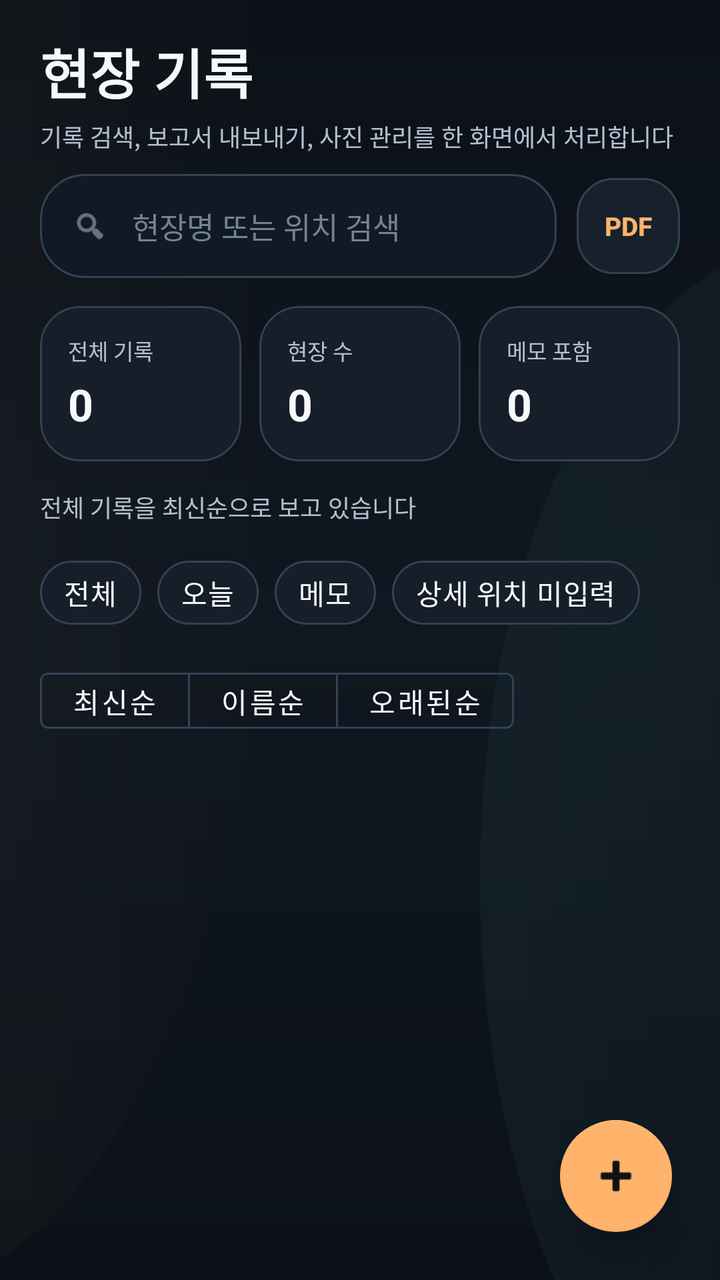
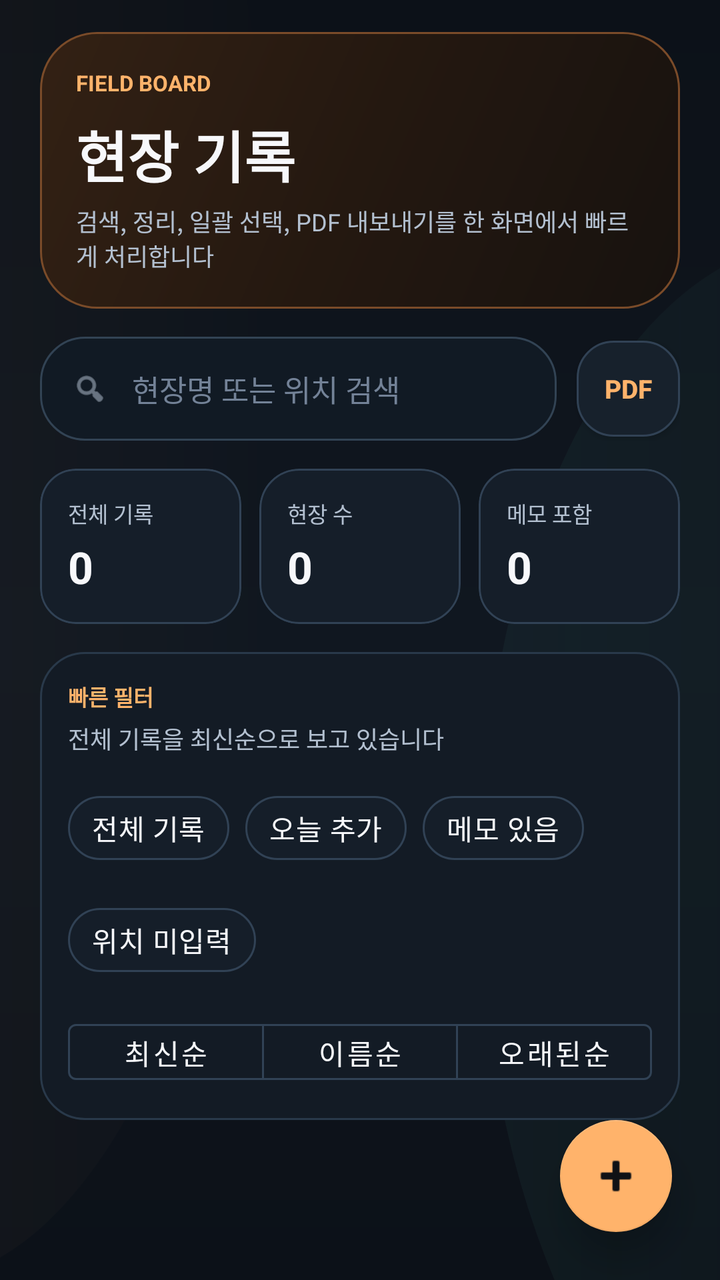

Before-and-after screenshots of an Android layout around one commit, followed by the original layout XML and the change that was made.
<!-- AndroidManifest.xml: application theme Theme.Siteboard -->
<!-- res/layout/fragment_home.xml -->
<?xml version="1.0" encoding="utf-8"?>
<androidx.constraintlayout.widget.ConstraintLayout
    xmlns:android="http://schemas.android.com/apk/res/android"
    xmlns:app="http://schemas.android.com/apk/res-auto"
    android:layout_width="match_parent"
    android:layout_height="match_parent"
    android:background="@drawable/bg_app_canvas">

    
    <LinearLayout
        android:id="@+id/layoutTop"
        android:layout_width="match_parent"
        android:layout_height="wrap_content"
        android:orientation="vertical"
        android:paddingHorizontal="20dp"
        android:paddingTop="16dp"
        android:paddingBottom="12dp"
        app:layout_constraintTop_toTopOf="parent">

        <LinearLayout
            android:layout_width="match_parent"
            android:layout_height="wrap_content"
            android:orientation="vertical"
            android:layout_marginBottom="10dp">

            <TextView
                android:layout_width="wrap_content"
                android:layout_height="wrap_content"
                android:text="현장 기록"
                android:textSize="27sp"
                android:textColor="@color/text_primary"
                android:textStyle="bold" />

            <TextView
                android:id="@+id/tvTitle"
                android:layout_width="wrap_content"
                android:layout_height="wrap_content"
                android:text="기록 검색, 보고서 내보내기, 사진 관리를 한 화면에서 처리합니다"
                android:textSize="12sp"
                android:textColor="@color/text_secondary"
                android:layout_marginTop="4dp" />
        </LinearLayout>

        <LinearLayout
            android:layout_width="match_parent"
            android:layout_height="wrap_content"
            android:orientation="horizontal"
            android:gravity="center_vertical">

            <LinearLayout
                android:layout_width="0dp"
                android:layout_height="wrap_content"
                android:layout_weight="1"
                android:orientation="horizontal"
                android:gravity="center_vertical"
                android:background="@drawable/bg_search_field_modern"
                android:paddingHorizontal="16dp"
                android:paddingVertical="2dp"
                android:layout_marginEnd="10dp">

                <ImageView
                    android:layout_width="18dp"
                    android:layout_height="18dp"
                    android:src="@android:drawable/ic_menu_search"
                    android:alpha="0.9"
                    app:tint="@color/text_secondary" />

                <EditText
                    android:id="@+id/etSearch"
                    android:layout_width="0dp"
                    android:layout_height="48dp"
                    android:layout_weight="1"
                    android:background="@null"
                    android:hint="현장명 또는 위치 검색"
                    android:textColor="@color/text_primary"
                    android:textColorHint="@color/text_tertiary"
                    android:textSize="15sp"
                    android:paddingHorizontal="12dp" />

                <ImageButton
                    android:id="@+id/btnClearSearch"
                    android:layout_width="36dp"
                    android:layout_height="36dp"
                    android:background="?attr/selectableItemBackgroundBorderless"
                    android:contentDescription="검색어 지우기"
                    android:padding="8dp"
                    android:src="@drawable/ic_clear_text"
                    android:visibility="gone"
                    app:tint="@color/text_tertiary" />
            </LinearLayout>

            <androidx.appcompat.widget.AppCompatButton
                android:id="@+id/btnExportPdf"
                android:layout_width="wrap_content"
                android:layout_height="48dp"
                android:background="@drawable/bg_secondary_button"
                android:minWidth="0dp"
                android:paddingHorizontal="14dp"
                android:text="PDF"
                android:textAllCaps="false"
                android:textColor="@color/orange_primary"
                android:textSize="13sp"
                android:textStyle="bold" />
        </LinearLayout>

        <LinearLayout
            android:layout_width="match_parent"
            android:layout_height="wrap_content"
            android:layout_marginTop="14dp"
            android:orientation="horizontal">

            <com.google.android.material.card.MaterialCardView
                android:layout_width="0dp"
                android:layout_height="wrap_content"
                android:layout_weight="1"
                android:layout_marginEnd="6dp"
                app:cardBackgroundColor="@color/surface_dark"
                app:cardCornerRadius="20dp"
                app:cardElevation="0dp"
                app:strokeColor="@color/stroke_subtle"
                app:strokeWidth="1dp">

                <LinearLayout
                    android:layout_width="match_parent"
                    android:layout_height="wrap_content"
                    android:orientation="vertical"
                    android:padding="14dp">

                    <TextView
                        android:layout_width="wrap_content"
                        android:layout_height="wrap_content"
                        android:text="전체 기록"
                        android:textColor="@color/text_secondary"
                        android:textSize="11sp" />

                    <TextView
                        android:id="@+id/tvTotalCount"
                        android:layout_width="wrap_content"
                        android:layout_height="wrap_content"
                        android:layout_marginTop="4dp"
                        android:text="0"
                        android:textColor="@color/text_primary"
                        android:textSize="22sp"
                        android:textStyle="bold" />
                </LinearLayout>
            </com.google.android.material.card.MaterialCardView>

            <com.google.android.material.card.MaterialCardView
                android:layout_width="0dp"
                android:layout_height="wrap_content"
                android:layout_weight="1"
                android:layout_marginHorizontal="3dp"
                app:cardBackgroundColor="@color/surface_dark"
                app:cardCornerRadius="20dp"
                app:cardElevation="0dp"
                app:strokeColor="@color/stroke_subtle"
                app:strokeWidth="1dp">

                <LinearLayout
                    android:layout_width="match_parent"
                    android:layout_height="wrap_content"
                    android:orientation="vertical"
                    android:padding="14dp">

                    <TextView
                        android:layout_width="wrap_content"
                        android:layout_height="wrap_content"
                        android:text="현장 수"
                        android:textColor="@color/text_secondary"
                        android:textSize="11sp" />

                    <TextView
                        android:id="@+id/tvProjectCount"
                        android:layout_width="wrap_content"
                        android:layout_height="wrap_content"
                        android:layout_marginTop="4dp"
                        android:text="0"
                        android:textColor="@color/text_primary"
                        android:textSize="22sp"
                        android:textStyle="bold" />
                </LinearLayout>
            </com.google.android.material.card.MaterialCardView>

            <com.google.android.material.card.MaterialCardView
                android:layout_width="0dp"
                android:layout_height="wrap_content"
                android:layout_weight="1"
                android:layout_marginStart="6dp"
                app:cardBackgroundColor="@color/surface_dark"
                app:cardCornerRadius="20dp"
                app:cardElevation="0dp"
                app:strokeColor="@color/stroke_subtle"
                app:strokeWidth="1dp">

                <LinearLayout
                    android:layout_width="match_parent"
                    android:layout_height="wrap_content"
                    android:orientation="vertical"
                    android:padding="14dp">

                    <TextView
                        android:layout_width="wrap_content"
                        android:layout_height="wrap_content"
                        android:text="메모 포함"
                        android:textColor="@color/text_secondary"
                        android:textSize="11sp" />

                    <TextView
                        android:id="@+id/tvMemoCount"
                        android:layout_width="wrap_content"
                        android:layout_height="wrap_content"
                        android:layout_marginTop="4dp"
                        android:text="0"
                        android:textColor="@color/text_primary"
                        android:textSize="22sp"
                        android:textStyle="bold" />
                </LinearLayout>
            </com.google.android.material.card.MaterialCardView>
        </LinearLayout>

        <TextView
            android:id="@+id/tvResultSummary"
            android:layout_width="match_parent"
            android:layout_height="wrap_content"
            android:layout_marginTop="14dp"
            android:text="전체 기록을 최신순으로 보고 있습니다"
            android:textColor="@color/text_secondary"
            android:textSize="12sp" />

        <HorizontalScrollView
            android:layout_width="match_parent"
            android:layout_height="wrap_content"
            android:layout_marginTop="10dp"
            android:scrollbars="none">

            <LinearLayout
                android:layout_width="wrap_content"
                android:layout_height="wrap_content"
                android:orientation="horizontal">

                <com.google.android.material.chip.Chip
                    android:id="@+id/chipFilterAll"
                    style="@style/Widget.MaterialComponents.Chip.Choice"
                    android:layout_width="wrap_content"
                    android:layout_height="wrap_content"
                    android:text="전체"
                    android:checked="true"
                    app:chipBackgroundColor="@color/surface_dark"
                    app:chipStrokeColor="@color/stroke_subtle"
                    app:chipStrokeWidth="1dp"
                    app:checkedIconVisible="false"
                    android:textColor="@color/text_primary" />

                <com.google.android.material.chip.Chip
                    android:id="@+id/chipFilterToday"
                    style="@style/Widget.MaterialComponents.Chip.Choice"
                    android:layout_width="wrap_content"
                    android:layout_height="wrap_content"
                    android:layout_marginStart="8dp"
                    android:text="오늘"
                    app:chipBackgroundColor="@color/surface_dark"
                    app:chipStrokeColor="@color/stroke_subtle"
                    app:chipStrokeWidth="1dp"
                    app:checkedIconVisible="false"
                    android:textColor="@color/text_primary" />

                <com.google.android.material.chip.Chip
                    android:id="@+id/chipFilterMemo"
                    style="@style/Widget.MaterialComponents.Chip.Choice"
                    android:layout_width="wrap_content"
                    android:layout_height="wrap_content"
                    android:layout_marginStart="8dp"
                    android:text="메모"
                    app:chipBackgroundColor="@color/surface_dark"
                    app:chipStrokeColor="@color/stroke_subtle"
                    app:chipStrokeWidth="1dp"
                    app:checkedIconVisible="false"
                    android:textColor="@color/text_primary" />

                <com.google.android.material.chip.Chip
                    android:id="@+id/chipFilterMissingDetail"
                    style="@style/Widget.MaterialComponents.Chip.Choice"
                    android:layout_width="wrap_content"
                    android:layout_height="wrap_content"
                    android:layout_marginStart="8dp"
                    android:text="상세 위치 미입력"
                    app:chipBackgroundColor="@color/surface_dark"
                    app:chipStrokeColor="@color/stroke_subtle"
                    app:chipStrokeWidth="1dp"
                    app:checkedIconVisible="false"
                    android:textColor="@color/text_primary" />
            </LinearLayout>
        </HorizontalScrollView>

        <HorizontalScrollView
            android:layout_width="match_parent"
            android:layout_height="wrap_content"
            android:layout_marginTop="10dp"
            android:scrollbars="none">

            <com.google.android.material.button.MaterialButtonToggleGroup
                android:id="@+id/toggleSort"
                android:layout_width="wrap_content"
                android:layout_height="wrap_content"
                app:singleSelection="true"
                app:selectionRequired="true">

                <com.google.android.material.button.MaterialButton
                    android:id="@+id/btnSortRecent"
                    style="@style/Widget.MaterialComponents.Button.OutlinedButton"
                    android:layout_width="wrap_content"
                    android:layout_height="40dp"
                    android:minWidth="0dp"
                    android:paddingHorizontal="16dp"
                    android:text="최신순"
                    android:textAllCaps="false"
                    android:textColor="@color/text_primary"
                    app:backgroundTint="@android:color/transparent"
                    app:strokeColor="@color/stroke_subtle" />

                <com.google.android.material.button.MaterialButton
                    android:id="@+id/btnSortName"
                    style="@style/Widget.MaterialComponents.Button.OutlinedButton"
                    android:layout_width="wrap_content"
                    android:layout_height="40dp"
                    android:minWidth="0dp"
                    android:paddingHorizontal="16dp"
                    android:text="이름순"
                    android:textAllCaps="false"
                    android:textColor="@color/text_primary"
                    app:backgroundTint="@android:color/transparent"
                    app:strokeColor="@color/stroke_subtle" />

                <com.google.android.material.button.MaterialButton
                    android:id="@+id/btnSortOldest"
                    style="@style/Widget.MaterialComponents.Button.OutlinedButton"
                    android:layout_width="wrap_content"
                    android:layout_height="40dp"
                    android:minWidth="0dp"
                    android:paddingHorizontal="16dp"
                    android:text="오래된순"
                    android:textAllCaps="false"
                    android:textColor="@color/text_primary"
                    app:backgroundTint="@android:color/transparent"
                    app:strokeColor="@color/stroke_subtle" />
            </com.google.android.material.button.MaterialButtonToggleGroup>
        </HorizontalScrollView>
    </LinearLayout>

    
    <LinearLayout
        android:id="@+id/layoutSelectionMode"
        android:layout_width="match_parent"
        android:layout_height="wrap_content"
        android:orientation="horizontal"
        android:layout_marginHorizontal="16dp"
        android:layout_marginTop="10dp"
        android:paddingHorizontal="14dp"
        android:paddingVertical="10dp"
        android:background="@drawable/bg_selection_bar"
        android:elevation="12dp"
        android:gravity="center_vertical"
        android:visibility="gone"
        app:layout_constraintTop_toTopOf="parent">

        <ImageButton
            android:id="@+id/btnCancelSelection"
            android:layout_width="44dp"
            android:layout_height="44dp"
            android:src="@android:drawable/ic_menu_close_clear_cancel"
            android:background="?attr/selectableItemBackgroundBorderless"
            app:tint="#EBEBEB" />

        <TextView
            android:id="@+id/tvSelectedCount"
            android:layout_width="0dp"
            android:layout_weight="1"
            android:layout_height="wrap_content"
            android:text="1개 선택됨"
            android:textSize="17sp"
            android:textStyle="bold"
            android:textColor="@color/text_primary"
            android:layout_marginStart="12dp" />

        <Button
            android:id="@+id/btnSelectAll"
            android:layout_width="wrap_content"
            android:layout_height="36dp"
            android:text="전체"
            android:textColor="@color/text_primary"
            android:textStyle="bold"
            android:backgroundTint="@android:color/transparent"
            app:strokeColor="@color/stroke_subtle"
            app:strokeWidth="1dp"
            app:cornerRadius="12dp"
            android:insetTop="0dp"
            android:insetBottom="0dp"
            android:paddingHorizontal="14dp"
            android:layout_marginEnd="8dp" />

        <Button
            android:id="@+id/btnDeleteSelected"
            android:layout_width="wrap_content"
            android:layout_height="36dp"
            android:text="삭제"
            android:textColor="#E05567"
            android:textStyle="bold"
            android:backgroundTint="@android:color/transparent"
            app:strokeColor="#E05567"
            app:strokeWidth="1dp"
            app:cornerRadius="10dp"
            android:insetTop="0dp"
            android:insetBottom="0dp"
            android:paddingHorizontal="16dp" />
    </LinearLayout>

    
    <androidx.recyclerview.widget.RecyclerView
        android:id="@+id/rvPostList"
        android:layout_width="match_parent"
        android:layout_height="0dp"
        android:clipToPadding="false"
        android:paddingStart="12dp"
        android:paddingEnd="12dp"
        android:paddingTop="4dp"
        android:paddingBottom="112dp"
        app:layout_constraintTop_toBottomOf="@id/layoutTop"
        app:layout_constraintBottom_toBottomOf="parent" />

    
    <LinearLayout
        android:id="@+id/layoutEmpty"
        android:layout_width="0dp"
        android:layout_height="wrap_content"
        android:orientation="vertical"
        android:gravity="center"
        android:background="@drawable/bg_surface_card_soft"
        android:layout_marginHorizontal="24dp"
        android:layout_marginTop="24dp"
        android:paddingHorizontal="26dp"
        android:paddingVertical="26dp"
        android:visibility="gone"
        app:layout_constraintTop_toBottomOf="@id/layoutTop"
        app:layout_constraintBottom_toBottomOf="parent"
        app:layout_constraintStart_toStartOf="parent"
        app:layout_constraintEnd_toEndOf="parent"
        app:layout_constraintVertical_bias="0.35">

        <TextView
            android:layout_width="wrap_content"
            android:layout_height="wrap_content"
            android:text="📷"
            android:textSize="48sp"
            android:layout_marginBottom="14dp" />
        <TextView
            android:layout_width="wrap_content"
            android:layout_height="wrap_content"
            android:text="기록된 사진이 없습니다"
            android:textSize="17sp"
            android:textColor="@color/text_primary"
            android:textStyle="bold" />
        <TextView
            android:layout_width="wrap_content"
            android:layout_height="wrap_content"
            android:text="하단 추가 버튼으로 첫 현장을 기록해 보세요"
            android:textSize="13sp"
            android:textColor="@color/text_tertiary"
            android:layout_marginTop="6dp" />
    </LinearLayout>

    
    <com.google.android.material.floatingactionbutton.FloatingActionButton
        android:id="@+id/btnOpenSub"
        android:layout_width="wrap_content"
        android:layout_height="wrap_content"
        android:layout_margin="24dp"
        android:src="@android:drawable/ic_input_add"
        app:tint="#0F1115"
        app:backgroundTint="@color/orange_primary"
        app:elevation="10dp"
        app:maxImageSize="28dp"
        app:layout_constraintBottom_toBottomOf="parent"
        app:layout_constraintEnd_toEndOf="parent" />

</androidx.constraintlayout.widget.ConstraintLayout>
<!-- resources referenced by this layout -->
<resources>
  <color name="orange_primary">#FFB36B</color>
  <color name="stroke_subtle">#314255</color>
  <color name="surface_dark">#151E29</color>
  <color name="text_primary">#F7F8FB</color>
  <color name="text_secondary">#B3C0D0</color>
  <color name="text_tertiary">#738297</color>
  <!-- drawable bg_app_canvas (drawable) -->
  <?xml version="1.0" encoding="utf-8"?>
  <layer-list xmlns:android="http://schemas.android.com/apk/res/android">
      <item>
          <shape android:shape="rectangle">
              <gradient
                  android:angle="270"
                  android:startColor="#0C1118"
                  android:centerColor="#101720"
                  android:endColor="#0C1118" />
          </shape>
      </item>
      <item android:top="-260dp" android:left="-220dp" android:right="220dp">
          <shape android:shape="oval">
              <gradient
                  android:angle="0"
                  android:startColor="#10FFB36B"
                  android:endColor="#00FFB36B" />
          </shape>
      </item>
      <item android:top="120dp" android:left="240dp" android:right="-220dp" android:bottom="-120dp">
          <shape android:shape="oval">
              <gradient
                  android:angle="0"
                  android:startColor="#0C54D4C4"
                  android:endColor="#0054D4C4" />
          </shape>
      </item>
  </layer-list>
  <!-- drawable bg_search_field_modern (drawable) -->
  <?xml version="1.0" encoding="utf-8"?>
  <shape xmlns:android="http://schemas.android.com/apk/res/android" android:shape="rectangle">
      <solid android:color="#111A24" />
      <corners android:radius="22dp" />
      <stroke
          android:width="1dp"
          android:color="#324354" />
  </shape>
  <!-- drawable bg_secondary_button (drawable) -->
  <?xml version="1.0" encoding="utf-8"?>
  <shape xmlns:android="http://schemas.android.com/apk/res/android" android:shape="rectangle">
      <solid android:color="#17212C" />
      <corners android:radius="18dp" />
      <stroke
          android:width="1dp"
          android:color="#314255" />
  </shape>
  <!-- drawable bg_selection_bar (drawable) -->
  <?xml version="1.0" encoding="utf-8"?>
  <shape xmlns:android="http://schemas.android.com/apk/res/android" android:shape="rectangle">
      <gradient
          android:angle="0"
          android:startColor="#1B2633"
          android:endColor="#15202B" />
      <corners android:radius="22dp" />
      <stroke
          android:width="1dp"
          android:color="#3A4E63" />
  </shape>
  <!-- drawable bg_surface_card_soft (drawable) -->
  <?xml version="1.0" encoding="utf-8"?>
  <shape xmlns:android="http://schemas.android.com/apk/res/android" android:shape="rectangle">
      <solid android:color="#131B25" />
      <corners android:radius="22dp" />
      <stroke
          android:width="1dp"
          android:color="#29394A" />
  </shape>
  <!-- drawable ic_clear_text (drawable) -->
  <?xml version="1.0" encoding="utf-8"?>
  <vector xmlns:android="http://schemas.android.com/apk/res/android"
      android:width="18dp"
      android:height="18dp"
      android:viewportWidth="24"
      android:viewportHeight="24">
      <path
          android:fillColor="#808085"
          android:pathData="M19,6.41L17.59,5 12,10.59 6.41,5 5,6.41 10.59,12 5,17.59 6.41,19 12,13.41 17.59,19 19,17.59 13.41,12z"/>
  </vector>
  <color name="orange_deep">#FF8A3D</color>
  <color name="teal_accent">#54D4C4</color>
  <color name="danger_accent">#F06D7D</color>
  <color name="bg_dark">#0C1118</color>
  <!-- unchanged entries left out for length: 1 -->
</resources>

<!-- the commit's change to res/layout/fragment_home.xml (unified diff, before → after) -->
@@ -21,24 +21,35 @@
             android:layout_width="match_parent"
             android:layout_height="wrap_content"
             android:orientation="vertical"
-            android:layout_marginBottom="10dp">
+            android:layout_marginBottom="14dp"
+            android:background="@drawable/bg_hero_panel"
+            android:padding="18dp">
 
             <TextView
                 android:layout_width="wrap_content"
                 android:layout_height="wrap_content"
+                android:text="FIELD BOARD"
+                android:textColor="@color/orange_primary"
+                android:textSize="11sp"
+                android:textStyle="bold" />
+
+            <TextView
+                android:layout_width="wrap_content"
+                android:layout_height="wrap_content"
+                android:layout_marginTop="8dp"
                 android:text="현장 기록"
-                android:textSize="27sp"
                 android:textColor="@color/text_primary"
+                android:textSize="28sp"
                 android:textStyle="bold" />
 
             <TextView
                 android:id="@+id/tvTitle"
                 android:layout_width="wrap_content"
                 android:layout_height="wrap_content"
-                android:text="기록 검색, 보고서 내보내기, 사진 관리를 한 화면에서 처리합니다"
-                android:textSize="12sp"
+                android:layout_marginTop="4dp"
+                android:text="검색, 정리, 일괄 선택, PDF 내보내기를 한 화면에서 빠르게 처리합니다"
                 android:textColor="@color/text_secondary"
-                android:layout_marginTop="4dp" />
+                android:textSize="12sp" />
         </LinearLayout>
 
         <LinearLayout
@@ -115,7 +126,7 @@
                 android:layout_weight="1"
                 android:layout_marginEnd="6dp"
                 app:cardBackgroundColor="@color/surface_dark"
-                app:cardCornerRadius="20dp"
+                app:cardCornerRadius="18dp"
                 app:cardElevation="0dp"
                 app:strokeColor="@color/stroke_subtle"
                 app:strokeWidth="1dp">
@@ -187,7 +198,7 @@
                 android:layout_weight="1"
                 android:layout_marginStart="6dp"
                 app:cardBackgroundColor="@color/surface_dark"
-                app:cardCornerRadius="20dp"
+                app:cardCornerRadius="18dp"
                 app:cardElevation="0dp"
                 app:strokeColor="@color/stroke_subtle"
                 app:strokeWidth="1dp">
@@ -218,32 +229,45 @@
             </com.google.android.material.card.MaterialCardView>
         </LinearLayout>
 
-        <TextView
-            android:id="@+id/tvResultSummary"
+        <LinearLayout
             android:layout_width="match_parent"
             android:layout_height="wrap_content"
             android:layout_marginTop="14dp"
-            android:text="전체 기록을 최신순으로 보고 있습니다"
-            android:textColor="@color/text_secondary"
-            android:textSize="12sp" />
-
-        <HorizontalScrollView
-            android:layout_width="match_parent"
-            android:layout_height="wrap_content"
-            android:layout_marginTop="10dp"
-            android:scrollbars="none">
-
-            <LinearLayout
+            android:background="@drawable/bg_surface_card_soft"
+            android:orientation="vertical"
+            android:padding="14dp">
+
+            <TextView
                 android:layout_width="wrap_content"
                 android:layout_height="wrap_content"
-                android:orientation="horizontal">
+                android:text="빠른 필터"
+                android:textColor="@color/orange_primary"
+                android:textSize="11sp"
+                android:textStyle="bold" />
+
+            <TextView
+                android:id="@+id/tvResultSummary"
+                android:layout_width="match_parent"
+                android:layout_height="wrap_content"
+                android:layout_marginTop="4dp"
+                android:text="전체 기록을 최신순으로 보고 있습니다"
+                android:textColor="@color/text_secondary"
+                android:textSize="12sp" />
+
+            <com.google.android.material.chip.ChipGroup
+                android:layout_width="match_parent"
+                android:layout_height="wrap_content"
+                android:layout_marginTop="12dp"
+                app:chipSpacingHorizontal="8dp"
+                app:chipSpacingVertical="8dp"
+                app:singleLine="false">
 
                 <com.google.android.material.chip.Chip
                     android:id="@+id/chipFilterAll"
                     style="@style/Widget.MaterialComponents.Chip.Choice"
                     android:layout_width="wrap_content"
                     android:layout_height="wrap_content"
-                    android:text="전체"
+                    android:text="전체 기록"
                     android:checked="true"
                     app:chipBackgroundColor="@color/surface_dark"
                     app:chipStrokeColor="@color/stroke_subtle"
@@ -256,8 +280,7 @@
                     style="@style/Widget.MaterialComponents.Chip.Choice"
                     android:layout_width="wrap_content"
                     android:layout_height="wrap_content"
-                    android:layout_marginStart="8dp"
-                    android:text="오늘"
+                    android:text="오늘 추가"
                     app:chipBackgroundColor="@color/surface_dark"
                     app:chipStrokeColor="@color/stroke_subtle"
                     app:chipStrokeWidth="1dp"
@@ -269,8 +292,7 @@
                     style="@style/Widget.MaterialComponents.Chip.Choice"
                     android:layout_width="wrap_content"
                     android:layout_height="wrap_content"
-                    android:layout_marginStart="8dp"
-                    android:text="메모"
+                    android:text="메모 있음"
                     app:chipBackgroundColor="@color/surface_dark"
                     app:chipStrokeColor="@color/stroke_subtle"
                     app:chipStrokeWidth="1dp"
@@ -282,36 +304,30 @@
                     style="@style/Widget.MaterialComponents.Chip.Choice"
                     android:layout_width="wrap_content"
                     android:layout_height="wrap_content"
-                    android:layout_marginStart="8dp"
-                    android:text="상세 위치 미입력"
+                    android:text="위치 미입력"
                     app:chipBackgroundColor="@color/surface_dark"
                     app:chipStrokeColor="@color/stroke_subtle"
                     app:chipStrokeWidth="1dp"
                     app:checkedIconVisible="false"
                     android:textColor="@color/text_primary" />
-            </LinearLayout>
-        </HorizontalScrollView>
-
-        <HorizontalScrollView
-            android:layout_width="match_parent"
-            android:layout_height="wrap_content"
-            android:layout_marginTop="10dp"
-            android:scrollbars="none">
+            </com.google.android.material.chip.ChipGroup>
 
             <com.google.android.material.button.MaterialButtonToggleGroup
                 android:id="@+id/toggleSort"
-                android:layout_width="wrap_content"
-                android:layout_height="wrap_content"
+                android:layout_width="match_parent"
+                android:layout_height="wrap_content"
+                android:layout_marginTop="12dp"
                 app:singleSelection="true"
                 app:selectionRequired="true">
 
                 <com.google.android.material.button.MaterialButton
                     android:id="@+id/btnSortRecent"
                     style="@style/Widget.MaterialComponents.Button.OutlinedButton"
-                    android:layout_width="wrap_content"
+                    android:layout_width="0dp"
                     android:layout_height="40dp"
+                    android:layout_weight="1"
                     android:minWidth="0dp"
-                    android:paddingHorizontal="16dp"
+                    android:paddingHorizontal="8dp"
                     android:text="최신순"
                     android:textAllCaps="false"
                     android:textColor="@color/text_primary"
@@ -321,10 +337,11 @@
                 <com.google.android.material.button.MaterialButton
                     android:id="@+id/btnSortName"
                     style="@style/Widget.MaterialComponents.Button.OutlinedButton"
-                    android:layout_width="wrap_content"
+                    android:layout_width="0dp"
                     android:layout_height="40dp"
+                    android:layout_weight="1"
                     android:minWidth="0dp"
-                    android:paddingHorizontal="16dp"
+                    android:paddingHorizontal="8dp"
                     android:text="이름순"
                     android:textAllCaps="false"
                     android:textColor="@color/text_primary"
@@ -334,17 +351,18 @@
                 <com.google.android.material.button.MaterialButton
                     android:id="@+id/btnSortOldest"
                     style="@style/Widget.MaterialComponents.Button.OutlinedButton"
-                    android:layout_width="wrap_content"
+                    android:layout_width="0dp"
                     android:layout_height="40dp"
+                    android:layout_weight="1"
                     android:minWidth="0dp"
-                    android:paddingHorizontal="16dp"
+                    android:paddingHorizontal="8dp"
                     android:text="오래된순"
                     android:textAllCaps="false"
                     android:textColor="@color/text_primary"
                     app:backgroundTint="@android:color/transparent"
                     app:strokeColor="@color/stroke_subtle" />
             </com.google.android.material.button.MaterialButtonToggleGroup>
-        </HorizontalScrollView>
+        </LinearLayout>
     </LinearLayout>
 
     
<!-- resource entries referenced after the edit -->
@@ -35,6 +35,19 @@
           </shape>
       </item>
   </layer-list>
+  <!-- drawable bg_hero_panel (drawable) -->
+  <?xml version="1.0" encoding="utf-8"?>
+  <shape xmlns:android="http://schemas.android.com/apk/res/android" android:shape="rectangle">
+      <gradient
+          android:angle="315"
+          android:startColor="#332114"
+          android:centerColor="#241810"
+          android:endColor="#17120F" />
+      <corners android:radius="28dp" />
+      <stroke
+          android:width="1dp"
+          android:color="#7A4B29" />
+  </shape>
   <!-- drawable bg_search_field_modern (drawable) -->
   <?xml version="1.0" encoding="utf-8"?>
   <shape xmlns:android="http://schemas.android.com/apk/res/android" android:shape="rectangle">
